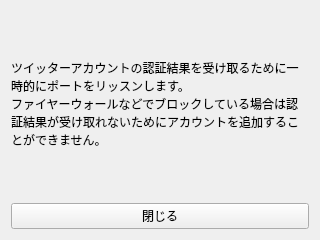
Qt form accountaddpopup.ui (sharkpp/Jugemutter) before a commit.
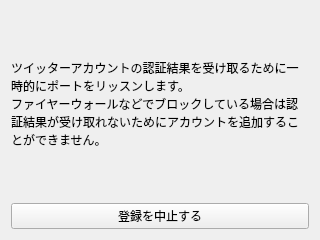
The same form after that commit.

Commit message: アカウント認証待機のポップアップの大きさを中身のサイズに合わせるようにした

Diff of the .ui file:
```diff
--- a/accountaddpopup.ui
+++ b/accountaddpopup.ui
@@ -13,7 +13,7 @@
   <property name="windowTitle">
    <string>アカウントの追加</string>
   </property>
-  <layout class="QVBoxLayout" name="verticalLayout_2">
+  <layout class="QVBoxLayout" name="verticalLayout_2" stretch="1,0">
    <item>
     <widget class="QLabel" name="label">
      <property name="sizePolicy">
@@ -46,7 +46,7 @@
       </sizepolicy>
      </property>
      <property name="text">
-      <string>閉じる</string>
+      <string>登録を中止する</string>
      </property>
      <property name="autoDefault">
       <bool>false</bool>
```
Left out of the diff: 27 changed lines with no effect on the pictures. The commit also changes 1 other file.
